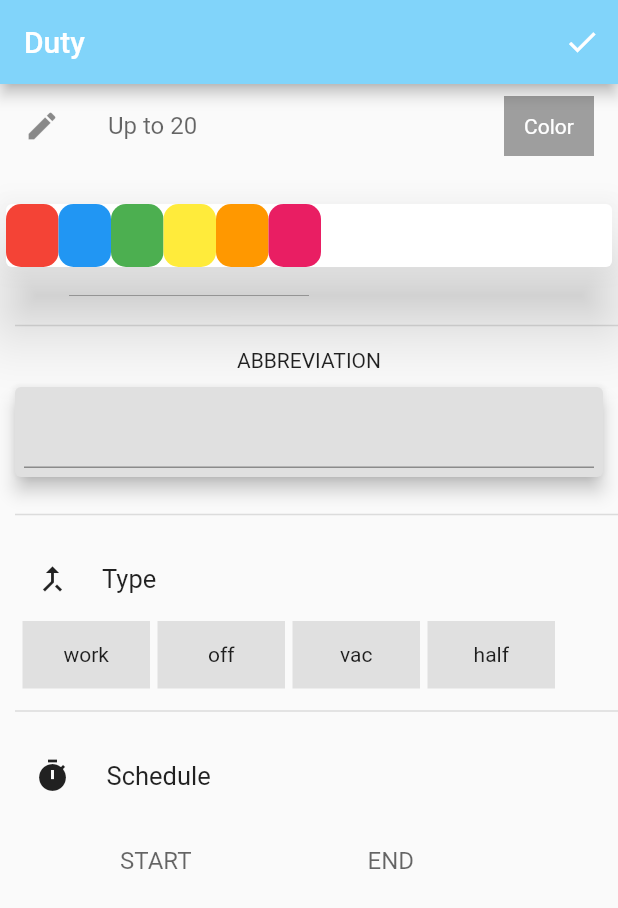
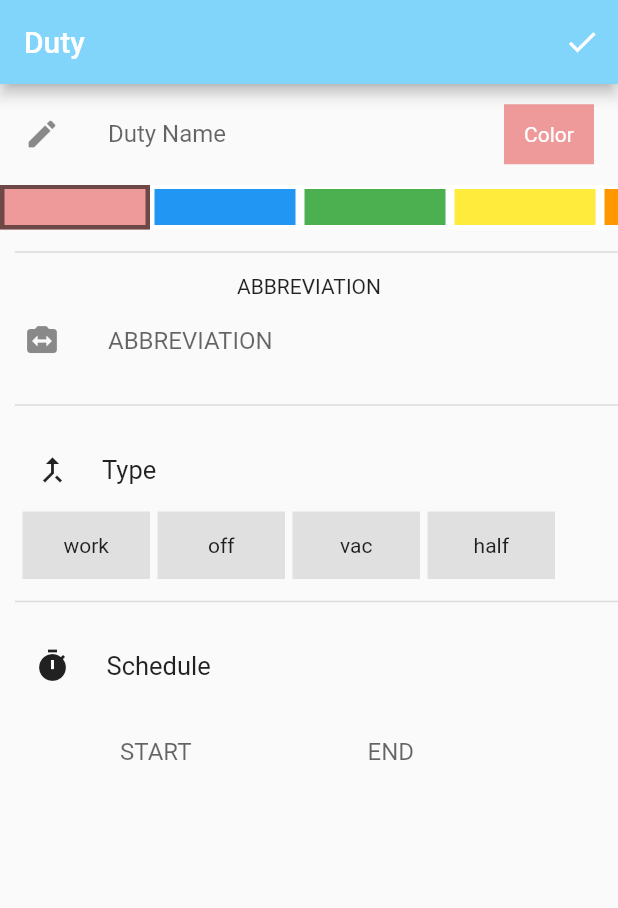
Before and after one commit to Sharan-ayush08/duty_page, a Flutter app: the screen it shows after launch, on a phone screen of 412 x 824 dp. Shown: the top 908 px of the screen. Run offline on Flutter 3.47's test engine with Material 2 defaults, Android fonts, the phone set to English and light mode, and no system bars.

Commit message:
All Done

```diff
--- a/lib/colors.dart
+++ /dev/null
@@ -1,34 +0,0 @@
-import 'package:flutter/material.dart';
-
-class SubscriptionFilter extends StatelessWidget {
-  final List<Color> colors = <Color>[
-    Colors.red,
-    Colors.blue,
-    Colors.green,
-    Colors.yellow,
-    Colors.orange,
-    Colors.pink,
-  ];
-
-  @override
-  Widget build(BuildContext context) {
-    return Container(
-      margin: EdgeInsets.symmetric(vertical: 20.0),
-      height: 50.0,
-      child: Card(
-        elevation: 20,
-        child: ListView.builder(
-            scrollDirection: Axis.horizontal,
-            itemCount: colors.length,
-            itemBuilder: (BuildContext context, int index) {
-              return Container(
-                  decoration: BoxDecoration(
-                    borderRadius: BorderRadius.circular(10.0),
-                    color: colors[index],
-                  ),
-                  width: 35.0);
-            }),
-      ),
-    );
-  }
-}
--- a/lib/main.dart
+++ b/lib/main.dart
@@ -1,5 +1,4 @@
-import 'package:duty_page/colors.dart';
-import 'package:flutter/gestures.dart';
+//import 'package:flutter/gestures.dart';
 import 'package:flutter/material.dart';
 import 'package:flutter/rendering.dart';
 import 'package:intl/intl.dart';
@@ -16,10 +15,21 @@ class MyApp extends StatefulWidget {
 }
 
 class _MyAppState extends State<MyApp> {
+  TextEditingController abb = TextEditingController();
   TextEditingController timeinput = TextEditingController();
   TextEditingController timeinput2 = TextEditingController();
+  int currentColor = 0;
 
-  final List<Color> colors = <Color>[Colors.red, Colors.blue, Colors.amber];
+  final List<Color> colors = <Color>[
+    Color(0xFFEF9A9A),
+    Colors.blue,
+    Colors.green,
+    Colors.yellow,
+    Colors.orange,
+    Colors.pink,
+    Colors.red,
+    Colors.brown,
+  ];
 
   // get DateFormat => null;
 
@@ -28,6 +38,12 @@ class _MyAppState extends State<MyApp> {
     timeinput.text = "";
     timeinput2.text = "";
     super.initState();
+  }
+
+  @override
+  void dispose() {
+    abb.dispose();
+    super.dispose();
   }
 
   @override
@@ -55,38 +71,70 @@ class _MyAppState extends State<MyApp> {
                   ),
                   title: TextFormField(
                     decoration: InputDecoration(
-                        hintText: "Up to 20", border: InputBorder.none),
+                        labelText: "Duty Name", border: InputBorder.none),
                   ),
                   trailing: Container(
                     height: 40.0,
                     width: 60.0,
-                    color: Colors.grey,
+                    color: colors[currentColor],
                     child: Center(
                       child: Text(
-                        "Color",
+                        // ignore: unnecessary_null_comparison
+                        (abb.text.toString() == null ||
+                                abb.text.toString().length == 0)
+                            ? 'Color'
+                            : abb.text.toString(),
                         style: TextStyle(color: Colors.white),
                       ),
                     ),
                   ),
                 ),
-                SubscriptionFilter(),
+                Container(
+                  height: 30,
+                  width: 500,
+                  child: ListView.builder(
+                    itemBuilder: (context, index) {
+                      return GestureDetector(
+                        onTap: () {
+                          setState(() {
+                            currentColor = index;
+                          });
+                        },
+                        child: Container(
+                            decoration: BoxDecoration(
+                              border: Border.all(
+                                  color: currentColor == index
+                                      ? Colors.black54
+                                      : Colors.white,
+                                  width: 3),
+                              color: colors[index],
+                            ),
+                            height: 15,
+                            width: 100),
+                      );
+                    },
+                    scrollDirection: Axis.horizontal,
+                    itemCount: colors.length,
+                  ),
+                ),
                 Divider(
                   height: 30,
                   indent: 10,
                   thickness: 1,
                 ),
                 Center(child: Text("ABBREVIATION")),
-                Padding(
-                  padding: const EdgeInsets.all(6.0),
-                  child: Card(
-                    elevation: 5,
-                    color: Colors.grey[300],
-                    child: Padding(
-                      padding: const EdgeInsets.all(6.0),
-                      child: TextFormField(
-                        decoration: InputDecoration(),
-                      ),
-                    ),
+                ListTile(
+                  leading: Container(
+                    height: double.infinity,
+                    child: Icon(Icons.switch_camera),
+                  ),
+                  title: TextFormField(
+                    controller: abb,
+                    onChanged: (value) {
+                      setState(() {});
+                    },
+                    decoration: InputDecoration(
+                        hintText: "ABBREVIATION", border: InputBorder.none),
                   ),
                 ),
                 Divider(
```
